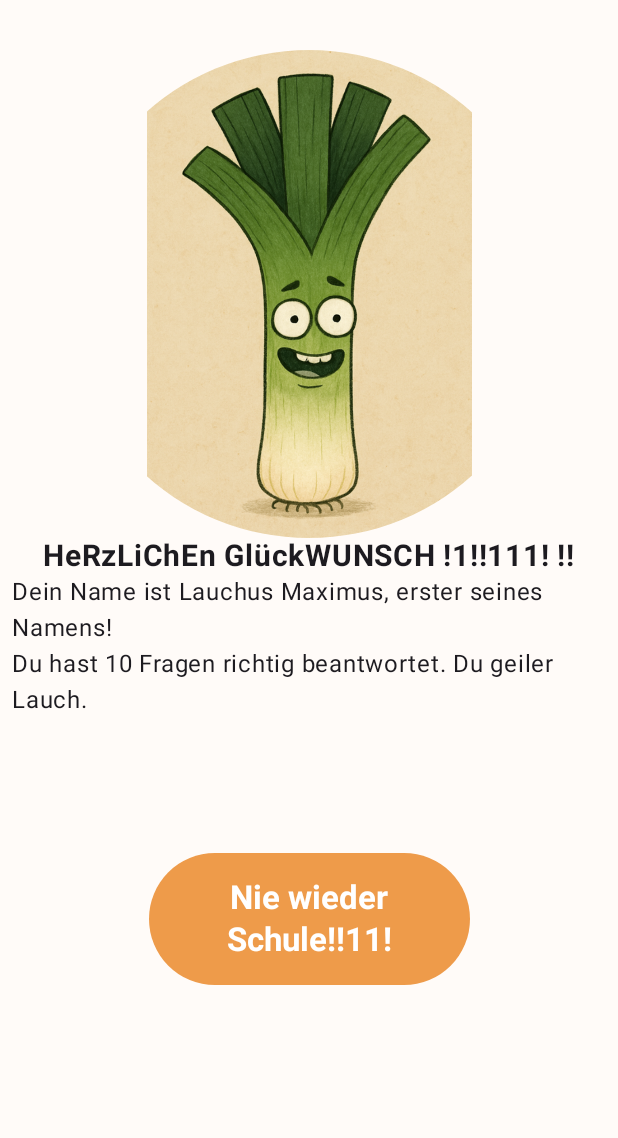
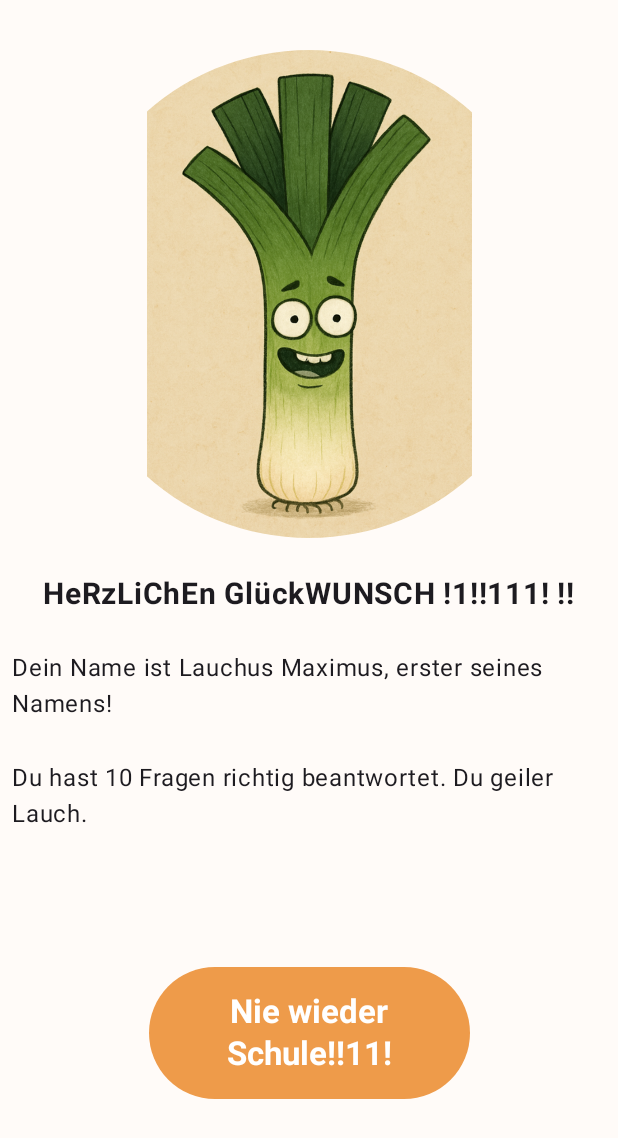
Before and after one commit to JensHuelsenbeck/Guizz, an Android app built with Jetpack Compose: the composable EndScreenHappy shown on its own in the app's theme, on a phone screen of 412 x 824 dp. Shown: the top 1138 px of the screen. Run offline under Robolectric (Android 15) with nearby library versions, the phone set to English and light mode, and no system bars.

Commit message:
Happy Screen Abstände von Text korrigiert

```diff
--- a/app/src/main/java/com/example/guizz/ui/components/EndScreen_Happy.kt
+++ b/app/src/main/java/com/example/guizz/ui/components/EndScreen_Happy.kt
@@ -48,15 +48,20 @@ fun EndScreenHappy(
                 .clip(shape = CircleShape)
                 .size(325.dp)
         )
+        Spacer(Modifier.height(25.dp))
         Text(
             text = "HeRzLiChEn GlückWUNSCH !1!!111! !!",
             fontWeight = FontWeight.Bold,
             fontSize = 20.sp
         )
-
+        Spacer(Modifier.height(25.dp))
         Text(
-            text = "Dein Name ist Lauchus Maximus, erster seines Namens!" +
-                    "\nDu hast 10 Fragen richtig beantwortet. Du geiler Lauch.",
+            text = "Dein Name ist Lauchus Maximus, erster seines Namens!",
+            fontSize = 16.sp
+        )
+        Spacer(Modifier.height(25.dp))
+        Text(
+            text = "Du hast 10 Fragen richtig beantwortet. Du geiler Lauch.",
             fontSize = 16.sp
         )
 
--- a/app/src/main/java/com/example/guizz/ui/viewmodel/QuizViewModel.kt
+++ b/app/src/main/java/com/example/guizz/ui/viewmodel/QuizViewModel.kt
@@ -24,7 +24,7 @@ class QuizViewModel : ViewModel() {
     private val _hardQuestions = MutableStateFlow(hardQuestionList)
     val hardQuestions = _hardQuestions.asStateFlow()
 
-    var rightAnswers by mutableIntStateOf(0)
+    var rightAnswers by mutableIntStateOf(10)
 
 
     private val _tempQuestion = MutableStateFlow(fetchQuestion())
```
